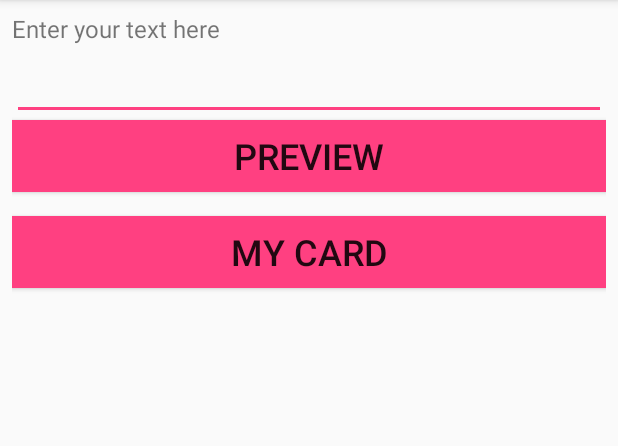
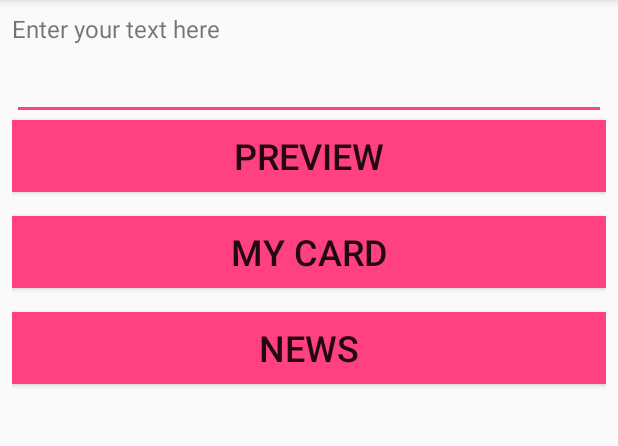
Before and after one commit to Fox99N/academyAndroid, an Android app: the screen it shows after launch (MainActivity), on a phone screen of 412 x 824 dp, the part 84-530 px from its top. Run offline under Robolectric (Android 15) with nearby library versions, the phone set to English and light mode, and no system bars.

Commit message:
all is broken

```diff
--- a/app/src/main/java/com/fox/academy_lesson1/MainActivity.java
+++ b/app/src/main/java/com/fox/academy_lesson1/MainActivity.java
@@ -9,23 +9,26 @@ import android.widget.Button;
 import android.widget.EditText;
 import android.widget.TextView;
 
+import com.fox.academy_lesson1.NewListEx.NewsListActivity;
+
 public class MainActivity extends AppCompatActivity {
     private TextView hint;
     private EditText myMessage;
     private Button previewBtn;
     public static final String EXTRA_MESSAGE = "EXTRA_MESS";
     public static Button myCardBtn;
+    public static Button newsBtn;
 
     @Override
     protected void onCreate(Bundle savedInstanceState) {
         super.onCreate(savedInstanceState);
         setContentView(R.layout.activity_main);
 
-        hint = (TextView)findViewById(R.id.text_hint);
-        myMessage = (EditText)findViewById(R.id.my_msg);
-        previewBtn = (Button)findViewById(R.id.open_sec_activity_btn);
-        myCardBtn = (Button)findViewById(R.id.open_my_profile);
-
+        hint = (TextView) findViewById(R.id.text_hint);
+        myMessage = (EditText) findViewById(R.id.my_msg);
+        previewBtn = (Button) findViewById(R.id.open_sec_activity_btn);
+        myCardBtn = (Button) findViewById(R.id.open_my_profile_btn);
+        newsBtn = (Button) findViewById(R.id.watch_news_btn);
 
         previewBtn.setOnClickListener(new View.OnClickListener() {
             @Override
@@ -42,22 +45,32 @@ public class MainActivity extends AppCompatActivity {
             }
         });
 
+        newsBtn.setOnClickListener(new View.OnClickListener() {
+            @Override
+            public void onClick(View v) {
+                openNewsActivity();
 
+            }
+        });
     }
 
     private void openMyCard() {
-        Intent intent = new Intent(this, MyCardActivity.class );
+        Intent intent = new Intent(this, MyCardActivity.class);
+        startActivity(intent);
+    }
+
+    private void openNewsActivity() {
+        Intent intent = new Intent(this, NewsListActivity.class);
         startActivity(intent);
     }
 
 
-    public void openNewActivivity(){
+    public void openNewActivivity() {
         Intent intent = new Intent(this, SecondActivity.class);
         String message = myMessage.getText().toString();
         intent.putExtra(EXTRA_MESSAGE, message);
         startActivity(intent);
     }
-
 
 
     @Override
--- a/app/src/main/java/com/fox/academy_lesson1/NewListEx/AdapterNewList.java
+++ b/app/src/main/java/com/fox/academy_lesson1/NewListEx/AdapterNewList.java
@@ -60,7 +60,7 @@ public class AdapterNewList extends RecyclerView.Adapter<AdapterNewList.ViewHold
 
     @NonNull
     @Override
-    public ViewHolder onCreateViewHolder(@NonNull ViewGroup parent, int viewType) {
+    public ViewHolder onCreateViewHolder(ViewGroup parent, int viewType) {
         View view = layoutInflater.inflate(R.layout.new_items_list, parent, false);
 
         return new ViewHolder(view);
--- a/app/src/main/res/layout-land/activity_main.xml
+++ b/app/src/main/res/layout-land/activity_main.xml
@@ -31,12 +31,37 @@
 
     <Button
         android:id="@+id/open_sec_activity_btn"
-        android:layout_width="match_parent"
+        android:layout_gravity="center"
+        android:layout_width="@dimen/big_btn_size"
         android:layout_height="wrap_content"
         android:background="@color/colorAccent"
-        android:text="PREVIEW"
+        android:text="@string/preview_btn"
+        android:layout_weight="0"
+        android:textSize="@dimen/btn_text"
+        />
+    <Button
+        android:id="@+id/open_my_profile_btn"
+        android:layout_gravity="center"
+        android:layout_width="@dimen/big_btn_size"
+        android:layout_height="wrap_content"
+        android:background="@color/colorAccent"
+        android:layout_marginTop="@dimen/elements_margin"
+        android:text="@string/my_card_btn"
         android:layout_weight="0"
         android:textSize="@dimen/btn_text"
         />
 
+    <Button
+        android:id="@+id/watch_news_btn"
+        android:layout_gravity="center"
+        android:layout_width="@dimen/big_btn_size"
+        android:layout_height="wrap_content"
+        android:background="@color/colorAccent"
+        android:layout_marginTop="@dimen/elements_margin"
+        android:text="@string/news_btn"
+        android:layout_weight="0"
+        android:textSize="@dimen/btn_text"
+        />
+
+
 </LinearLayout>
--- a/app/src/main/res/layout/activity_main.xml
+++ b/app/src/main/res/layout/activity_main.xml
@@ -34,20 +34,32 @@
         android:layout_width="match_parent"
         android:layout_height="wrap_content"
         android:background="@color/colorAccent"
-        android:text="PREVIEW"
+        android:text="@string/preview_btn"
         android:layout_weight="0"
         android:textSize="@dimen/btn_text"
         />
 
     <Button
-        android:id="@+id/open_my_profile"
+        android:id="@+id/open_my_profile_btn"
         android:layout_width="match_parent"
         android:layout_height="wrap_content"
         android:background="@color/colorAccent"
         android:layout_marginTop="@dimen/elements_margin"
-        android:text="MY CARD"
+        android:text="@string/my_card_btn"
         android:layout_weight="0"
         android:textSize="@dimen/btn_text"
         />
 
+    <Button
+        android:id="@+id/watch_news_btn"
+        android:layout_width="match_parent"
+        android:layout_height="wrap_content"
+        android:background="@color/colorAccent"
+        android:layout_marginTop="@dimen/elements_margin"
+        android:text="@string/news_btn"
+        android:layout_weight="0"
+        android:textSize="@dimen/btn_text"
+        />
+
+
 </LinearLayout>
--- a/app/src/main/res/values/dimens.xml
+++ b/app/src/main/res/values/dimens.xml
@@ -20,4 +20,5 @@
     <dimen name="fab_margin">16dp</dimen>
     <dimen name="list_item_padding">4dp</dimen>
     <dimen name="image_small_size">100dp</dimen>
+    <dimen name="big_btn_size">300dp</dimen>
 </resources>
--- a/app/src/main/res/values/strings.xml
+++ b/app/src/main/res/values/strings.xml
@@ -39,6 +39,9 @@
         How Connected Is Your Community to Everywhere Else in America?
  </string>
     <string name="title_activity_item_news_activity">item_news_activity</string>
+    <string name="news_btn">NEWS</string>
+    <string name="my_card_btn">MY CARD</string>
+    <string name="preview_btn">PREVIEW</string>
 
 
 </resources>
```
Also changed, not shown: app/src/main/java/com/fox/academy_lesson1/NewListEx/DataUtils.java (+24 -27 lines), app/src/main/java/com/fox/academy_lesson1/NewListEx/NewsItem.java (+8 -4 lines), app/src/main/java/com/fox/academy_lesson1/NewListEx/NewsListActivity.java (+45 -1 lines), app/src/main/java/com/fox/academy_lesson1/item_news_activity.java (deleted, +0 -29 lines).
